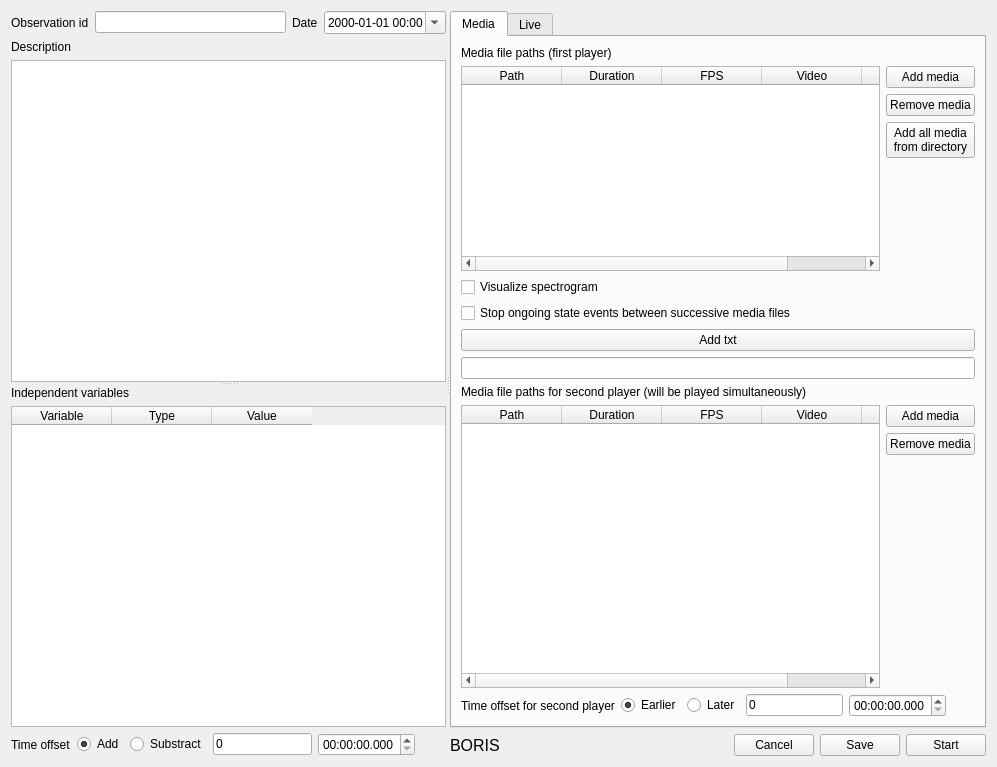
First picture: the form in observation.ui, repository olivierfriard/BORIS, before the edit.
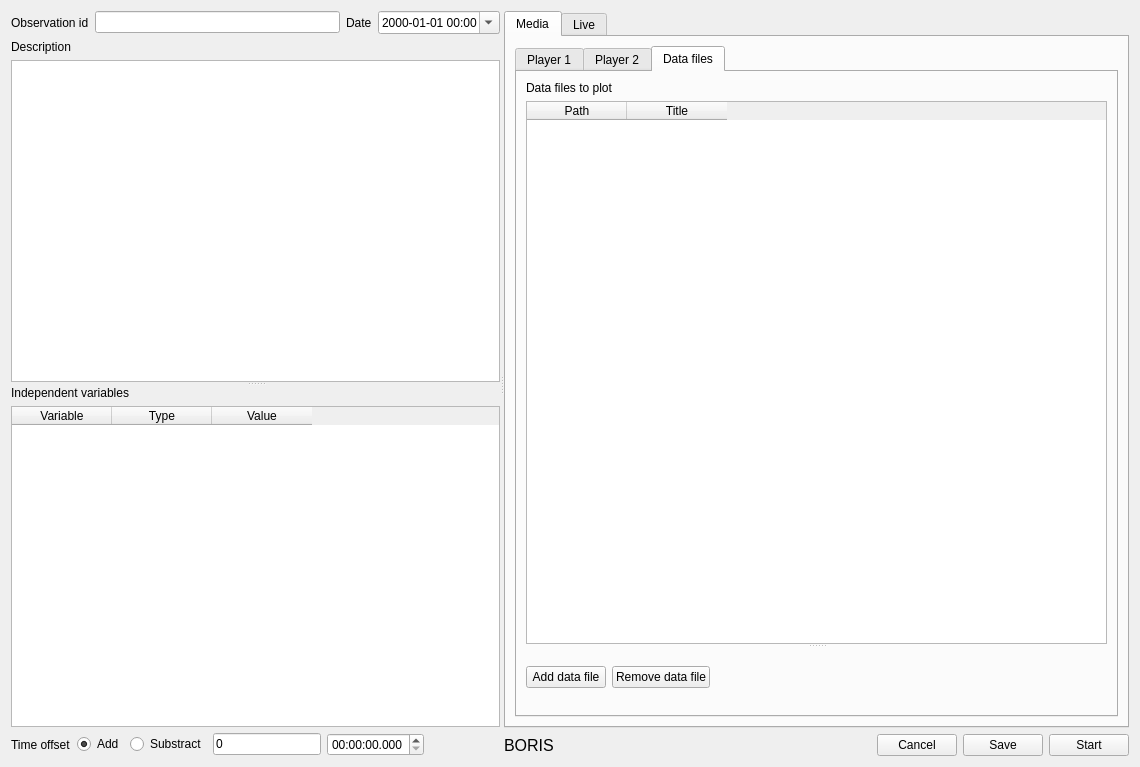
Second picture: the form after the edit.

Commit message: work on data plot

```diff
--- a/observation.ui
+++ b/observation.ui
@@ -6,7 +6,7 @@
    <rect>
     <x>0</x>
     <y>0</y>
-    <width>997</width>
+    <width>1140</width>
     <height>767</height>
    </rect>
   </property>
@@ -220,10 +220,23 @@
           <attribute name="title">
            <string>Media</string>
           </attribute>
-          <layout class="QVBoxLayout" name="verticalLayout_7">
+          <layout class="QVBoxLayout" name="verticalLayout_14">
            <item>
+            <widget class="QTabWidget" name="tabWidget">
+             <property name="currentIndex">
+              <number>2</number>
+             </property>
+             <widget class="QWidget" name="tab_player_1">
+              <attribute name="title">
+               <string>Player 1</string>
+              </attribute>
             <layout class="QVBoxLayout" name="verticalLayout_5">
              <item>
+                <widget class="QSplitter" name="splitter_3">
+                 <property name="orientation">
+                  <enum>Qt::Vertical</enum>
+                 </property>
+                 <widget class="QWidget" name="">
               <layout class="QVBoxLayout" name="verticalLayout_3">
                <item>
                 <widget class="QLabel" name="label_5">
@@ -233,8 +246,6 @@
                 </widget>
                </item>
                <item>
-                <layout class="QHBoxLayout" name="horizontalLayout_4">
-                 <item>
                   <widget class="QTableWidget" name="twVideo1">
                    <property name="editTriggers">
                     <set>QAbstractItemView::NoEditTriggers</set>
@@ -272,9 +283,13 @@
                    </column>
                   </widget>
                  </item>
-                 <item>
+                  </layout>
+                 </widget>
+                 <widget class="QWidget" name="">
                   <layout class="QVBoxLayout" name="verticalLayout">
                    <item>
+                    <layout class="QHBoxLayout" name="horizontalLayout_3">
+                     <item>
                     <widget class="QPushButton" name="pbAddVideo">
                      <property name="text">
                       <string>Add media</string>
@@ -291,25 +306,22 @@
                    <item>
                     <widget class="QPushButton" name="pbAddMediaFromDir">
                      <property name="text">
-                      <string>Add all media
-from directory</string>
+                        <string>Add all media from directory</string>
                      </property>
                     </widget>
                    </item>
                    <item>
-                    <spacer name="verticalSpacer">
+                      <spacer name="horizontalSpacer_6">
                      <property name="orientation">
-                      <enum>Qt::Vertical</enum>
+                        <enum>Qt::Horizontal</enum>
                      </property>
                      <property name="sizeHint" stdset="0">
                       <size>
-                       <width>20</width>
-                       <height>40</height>
+                         <width>40</width>
+                         <height>20</height>
                       </size>
                      </property>
                     </spacer>
-                   </item>
-                  </layout>
                  </item>
                 </layout>
                </item>
@@ -328,18 +340,38 @@
                 </widget>
                </item>
                <item>
-                <widget class="QPushButton" name="pb_add_txt1">
-                 <property name="text">
-                  <string>Add txt</string>
-                 </property>
-                </widget>
-               </item>
-               <item>
-                <widget class="QLineEdit" name="le_txt1"/>
-               </item>
-              </layout>
-             </item>
+                    <spacer name="verticalSpacer">
+                     <property name="orientation">
+                      <enum>Qt::Vertical</enum>
+                     </property>
+                     <property name="sizeType">
+                      <enum>QSizePolicy::MinimumExpanding</enum>
+                     </property>
+                     <property name="sizeHint" stdset="0">
+                      <size>
+                       <width>20</width>
+                       <height>40</height>
+                      </size>
+                     </property>
+                    </spacer>
+                   </item>
+                  </layout>
+                 </widget>
+                </widget>
+               </item>
+              </layout>
+             </widget>
+             <widget class="QWidget" name="tab_player_2">
+              <attribute name="title">
+               <string>Player 2</string>
+              </attribute>
+              <layout class="QVBoxLayout" name="verticalLayout_7">
              <item>
+                <widget class="QSplitter" name="splitter_4">
+                 <property name="orientation">
+                  <enum>Qt::Vertical</enum>
+                 </property>
+                 <widget class="QWidget" name="">
               <layout class="QVBoxLayout" name="verticalLayout_4">
                <item>
                 <widget class="QLabel" name="label_2">
@@ -349,8 +381,6 @@
                 </widget>
                </item>
                <item>
-                <layout class="QHBoxLayout" name="horizontalLayout_5">
-                 <item>
                   <widget class="QTableWidget" name="twVideo2">
                    <column>
                     <property name="text">
@@ -379,9 +409,13 @@
                    </column>
                   </widget>
                  </item>
-                 <item>
+                  </layout>
+                 </widget>
+                 <widget class="QWidget" name="">
                   <layout class="QVBoxLayout" name="verticalLayout_6">
                    <item>
+                    <layout class="QHBoxLayout" name="horizontalLayout_4">
+                     <item>
                     <widget class="QPushButton" name="pbAddVideo_2">
                      <property name="text">
                       <string>Add media</string>
@@ -396,19 +430,17 @@
                     </widget>
                    </item>
                    <item>
-                    <spacer name="verticalSpacer_4">
+                      <spacer name="horizontalSpacer_5">
                      <property name="orientation">
-                      <enum>Qt::Vertical</enum>
+                        <enum>Qt::Horizontal</enum>
                      </property>
                      <property name="sizeHint" stdset="0">
                       <size>
-                       <width>20</width>
-                       <height>40</height>
+                         <width>40</width>
+                         <height>20</height>
                       </size>
                      </property>
                     </spacer>
-                   </item>
-                  </layout>
                  </item>
                 </layout>
                </item>
@@ -467,9 +499,96 @@
                  </item>
                 </layout>
                </item>
-              </layout>
-             </item>
-            </layout>
+                   <item>
+                    <spacer name="verticalSpacer_3">
+                     <property name="orientation">
+                      <enum>Qt::Vertical</enum>
+                     </property>
+                     <property name="sizeHint" stdset="0">
+                      <size>
+                       <width>20</width>
+                       <height>40</height>
+                      </size>
+                     </property>
+                    </spacer>
+                   </item>
+                  </layout>
+                 </widget>
+                </widget>
+               </item>
+              </layout>
+             </widget>
+             <widget class="QWidget" name="tab_data_files">
+              <attribute name="title">
+               <string>Data files</string>
+              </attribute>
+              <layout class="QVBoxLayout" name="verticalLayout_16">
+               <item>
+                <widget class="QSplitter" name="splitter_5">
+                 <property name="orientation">
+                  <enum>Qt::Vertical</enum>
+                 </property>
+                 <widget class="QWidget" name="">
+                  <layout class="QVBoxLayout" name="verticalLayout_15">
+                   <item>
+                    <widget class="QLabel" name="label_7">
+                     <property name="text">
+                      <string>Data files to plot</string>
+                     </property>
+                    </widget>
+                   </item>
+                   <item>
+                    <widget class="QTableWidget" name="tw_data_files">
+                     <column>
+                      <property name="text">
+                       <string>Path</string>
+                      </property>
+                     </column>
+                     <column>
+                      <property name="text">
+                       <string>Title</string>
+                      </property>
+                     </column>
+                    </widget>
+                   </item>
+                  </layout>
+                 </widget>
+                 <widget class="QWidget" name="">
+                  <layout class="QHBoxLayout" name="horizontalLayout_5">
+                   <item>
+                    <widget class="QPushButton" name="pb_add_data_file">
+                     <property name="text">
+                      <string>Add data file</string>
+                     </property>
+                    </widget>
+                   </item>
+                   <item>
+                    <widget class="QPushButton" name="pb_remove_data_file">
+                     <property name="text">
+                      <string>Remove data file</string>
+                     </property>
+                    </widget>
+                   </item>
+                   <item>
+                    <spacer name="horizontalSpacer_7">
+                     <property name="orientation">
+                      <enum>Qt::Horizontal</enum>
+                     </property>
+                     <property name="sizeHint" stdset="0">
+                      <size>
+                       <width>40</width>
+                       <height>20</height>
+                      </size>
+                     </property>
+                    </spacer>
+                   </item>
+                  </layout>
+                 </widget>
+                </widget>
+               </item>
+              </layout>
+             </widget>
+            </widget>
            </item>
           </layout>
          </widget>
```
Lines whose indentation alone changed are shown as unchanged. The commit also changes 6 other files.
